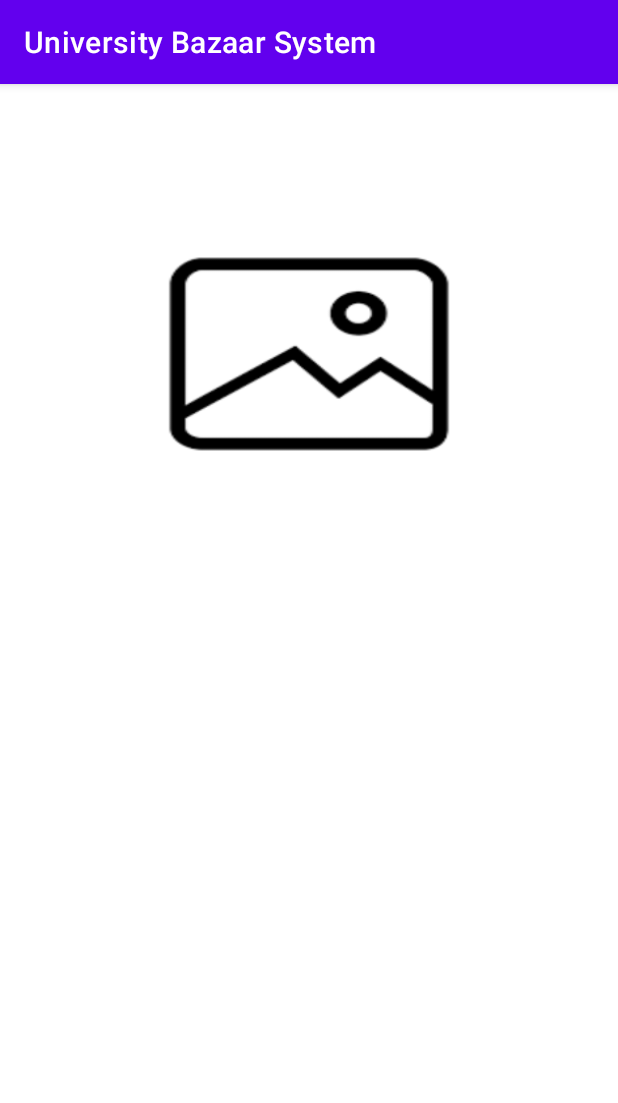
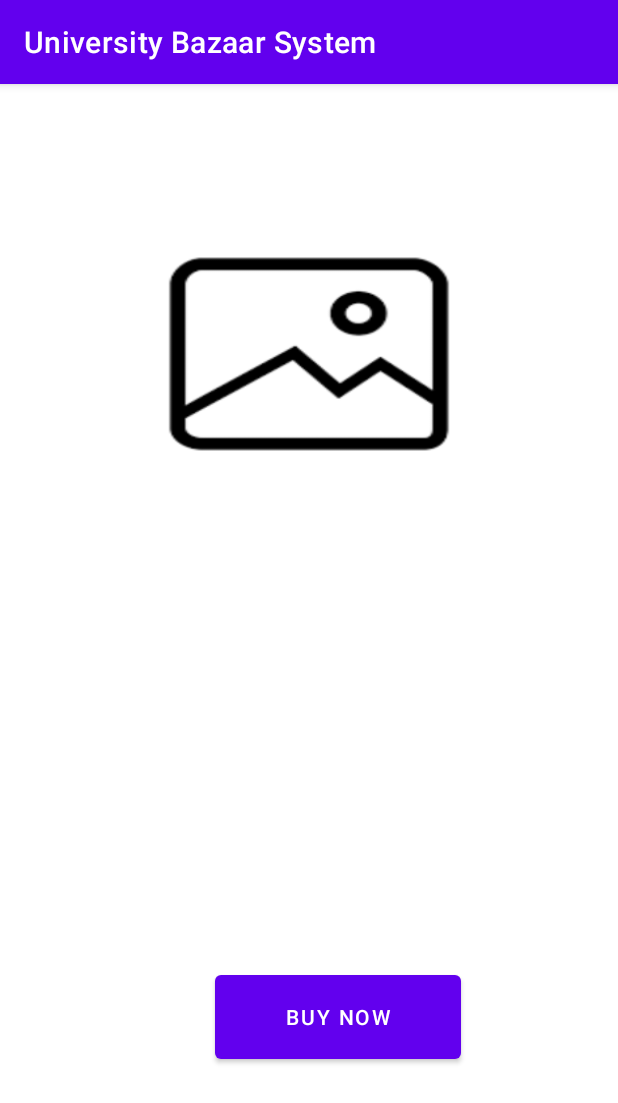
Before and after one commit to vimi30/UniversityBazaarSystem, an Android app: the ProductDetails screen opened directly, with no data from a screen before it, on a phone screen of 412 x 824 dp. Shown: the top 1103 px of the screen. Run offline under Robolectric (Android 15) with nearby library versions, the phone set to English and light mode, and no system bars; 1 statement that could not run was skipped.

Commit message:
Purchase Activity Added

```diff
--- a/app/src/main/AndroidManifest.xml
+++ b/app/src/main/AndroidManifest.xml
@@ -12,7 +12,8 @@
         android:roundIcon="@mipmap/ic_launcher_round"
         android:supportsRtl="true"
         android:theme="@style/Theme.UniversityBazaarSystem">
-        <activity android:name=".ProductDetails"></activity>
+        <activity android:name=".BuyNowPage"></activity>
+        <activity android:name=".ProductDetails" />
         <activity android:name=".AddProductActivity" />
         <activity android:name=".ClubsPage" />
         <activity android:name=".PeoplePage" />
@@ -26,7 +27,6 @@
         <activity android:name=".RegistrationActivity" />
         <activity android:name=".ClubDetailsJoin" />
         <activity android:name=".MainActivity">
-
             <intent-filter>
                 <action android:name="android.intent.action.MAIN" />
 
--- a/app/src/main/java/com/example/universitybazaarsystem/ProductDetails.java
+++ b/app/src/main/java/com/example/universitybazaarsystem/ProductDetails.java
@@ -7,6 +7,8 @@ import android.database.Cursor;
 import android.graphics.Bitmap;
 import android.graphics.BitmapFactory;
 import android.os.Bundle;
+import android.view.View;
+import android.widget.Button;
 import android.widget.ImageView;
 import android.widget.TextView;
 
@@ -14,6 +16,7 @@ public class ProductDetails extends AppCompatActivity {
 
     private TextView nameOfTheProduct,priceOfTheProduct,descriptionOfTheProject;
     private ImageView imageOfTheProject;
+    private Button buyButton;
 
     DatabaseHelper dbHelper;
 
@@ -26,6 +29,7 @@ public class ProductDetails extends AppCompatActivity {
         nameOfTheProduct = findViewById(R.id.nameOfproduct);
         priceOfTheProduct = findViewById(R.id.priceOfproduct);
         descriptionOfTheProject = findViewById(R.id.descriptionOfProduct);
+        buyButton = findViewById(R.id.buyButton);
         dbHelper = new DatabaseHelper(this);
 
         Intent intent = getIntent();
@@ -37,8 +41,18 @@ public class ProductDetails extends AppCompatActivity {
         priceOfTheProduct.setText(intent.getStringExtra("productPrice"));
         descriptionOfTheProject.setText(intent.getStringExtra("productDescription"));
 
+        buyButton.setOnClickListener(new View.OnClickListener() {
+            @Override
+            public void onClick(View view) {
+                buyNow();
+            }
+        });
 
 
 
     }
+    public void buyNow(){
+        Intent i = new Intent(this, BuyNowPage.class);
+        startActivity(i);
+    }
 }
--- a/app/src/main/res/layout/activity_product_details.xml
+++ b/app/src/main/res/layout/activity_product_details.xml
@@ -71,4 +71,16 @@
         app:layout_constraintStart_toStartOf="parent"
         app:layout_constraintTop_toBottomOf="@+id/priceOfproduct"
         app:layout_constraintVertical_bias="0.0" />
+
+    <Button
+        android:id="@+id/buyButton"
+        android:layout_width="164dp"
+        android:layout_height="68dp"
+        android:layout_marginStart="56dp"
+        android:layout_marginLeft="56dp"
+        android:layout_marginTop="4dp"
+        android:gravity="center"
+        android:text="Buy Now"
+        app:layout_constraintStart_toStartOf="@+id/descriptionOfProduct"
+        app:layout_constraintTop_toBottomOf="@+id/descriptionOfProduct"></Button>
 </androidx.constraintlayout.widget.ConstraintLayout>
```
Also changed, not shown: app/src/main/java/com/example/universitybazaarsystem/BuyNowPage.java (added, +53 -0 lines), app/src/main/res/layout/activity_buy_now_page.xml (added, +82 -0 lines).
